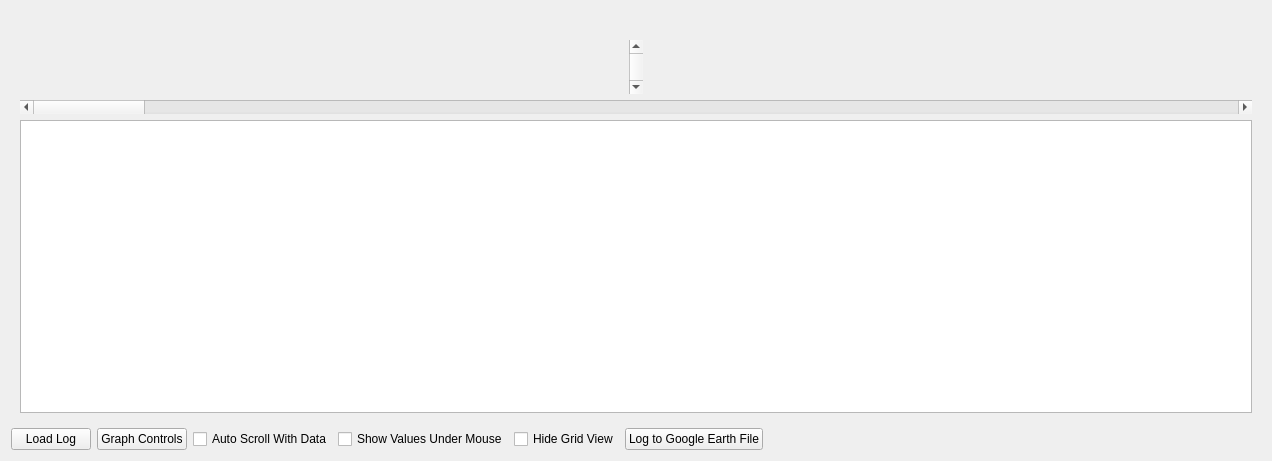
Before: the Qt Designer form src/ui/AP2DataPlot2D.ui in ArduPilot/apm_planner, drawn with Qt 5.
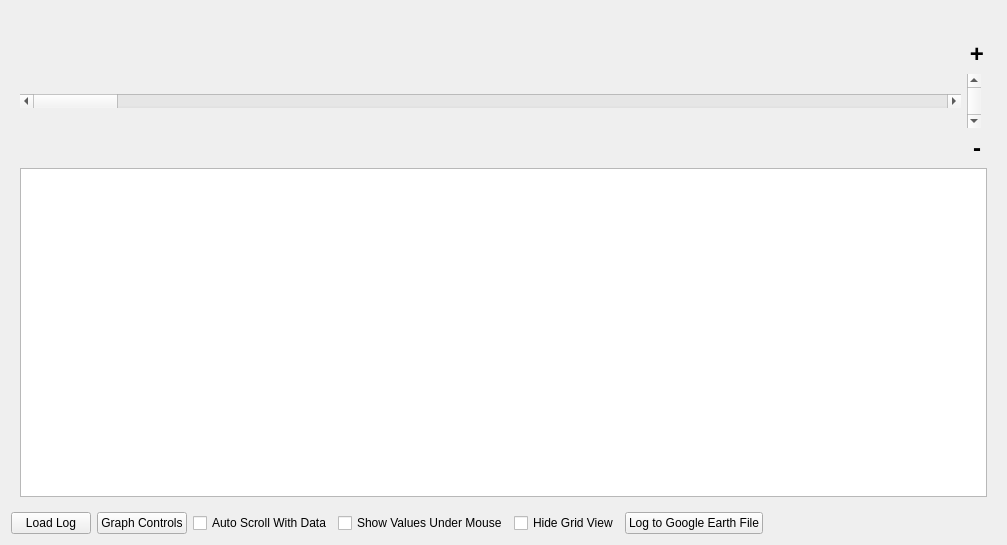
After: the same form once the commit is applied.

Commit message: Scrollbars now work smoothly in AP2DataPlot, both in log view and live modes

What changed in the file:
```diff
--- a/src/ui/AP2DataPlot2D.ui
+++ b/src/ui/AP2DataPlot2D.ui
@@ -6,14 +6,14 @@
    <rect>
     <x>0</x>
     <y>0</y>
-    <width>1272</width>
-    <height>461</height>
+    <width>1007</width>
+    <height>545</height>
    </rect>
   </property>
   <property name="windowTitle">
    <string>Form</string>
   </property>
-  <layout class="QVBoxLayout" name="verticalLayout_5">
+  <layout class="QVBoxLayout" name="verticalLayout_6">
    <item>
     <layout class="QVBoxLayout" name="verticalLayout" stretch="1,0">
      <item>
@@ -31,28 +31,67 @@
              </widget>
             </item>
             <item>
-             <layout class="QVBoxLayout" name="verticalLayout_4">
+             <layout class="QHBoxLayout" name="horizontalLayout_3">
               <item>
-               <layout class="QHBoxLayout" name="horizontalLayout_4">
+               <layout class="QVBoxLayout" name="verticalLayout_5">
+                <item>
+                 <widget class="QScrollBar" name="horizontalScrollBar">
+                  <property name="orientation">
+                   <enum>Qt::Horizontal</enum>
+                  </property>
+                 </widget>
+                </item>
+               </layout>
+              </item>
+              <item>
+               <layout class="QVBoxLayout" name="verticalLayout_4">
+                <item>
+                 <widget class="QLabel" name="label">
+                  <property name="maximumSize">
+                   <size>
+                    <width>20</width>
+                    <height>40</height>
+                   </size>
+                  </property>
+                  <property name="text">
+                   <string>&lt;h1&gt;+&lt;/h1&gt;</string>
+                  </property>
+                  <property name="alignment">
+                   <set>Qt::AlignCenter</set>
+                  </property>
+                 </widget>
+                </item>
                 <item>
                  <widget class="QScrollBar" name="verticalScrollBar">
+                  <property name="minimum">
+                   <number>1</number>
+                  </property>
+                  <property name="maximum">
+                   <number>100</number>
+                  </property>
                   <property name="orientation">
                    <enum>Qt::Vertical</enum>
                   </property>
                  </widget>
                 </item>
                 <item>
-                 <layout class="QHBoxLayout" name="horizontalLayout_3"/>
+                 <widget class="QLabel" name="label_2">
+                  <property name="maximumSize">
+                   <size>
+                    <width>20</width>
+                    <height>40</height>
+                   </size>
+                  </property>
+                  <property name="text">
+                   <string>&lt;h1&gt;-&lt;/h1&gt;</string>
+                  </property>
+                  <property name="alignment">
+                   <set>Qt::AlignCenter</set>
+                  </property>
+                 </widget>
                 </item>
                </layout>
               </item>
-              <item>
-               <widget class="QScrollBar" name="horizontalScrollBar">
-                <property name="orientation">
-                 <enum>Qt::Horizontal</enum>
-                </property>
-               </widget>
-              </item>
              </layout>
             </item>
             <item>
```
The commit also changes 3 other files.
